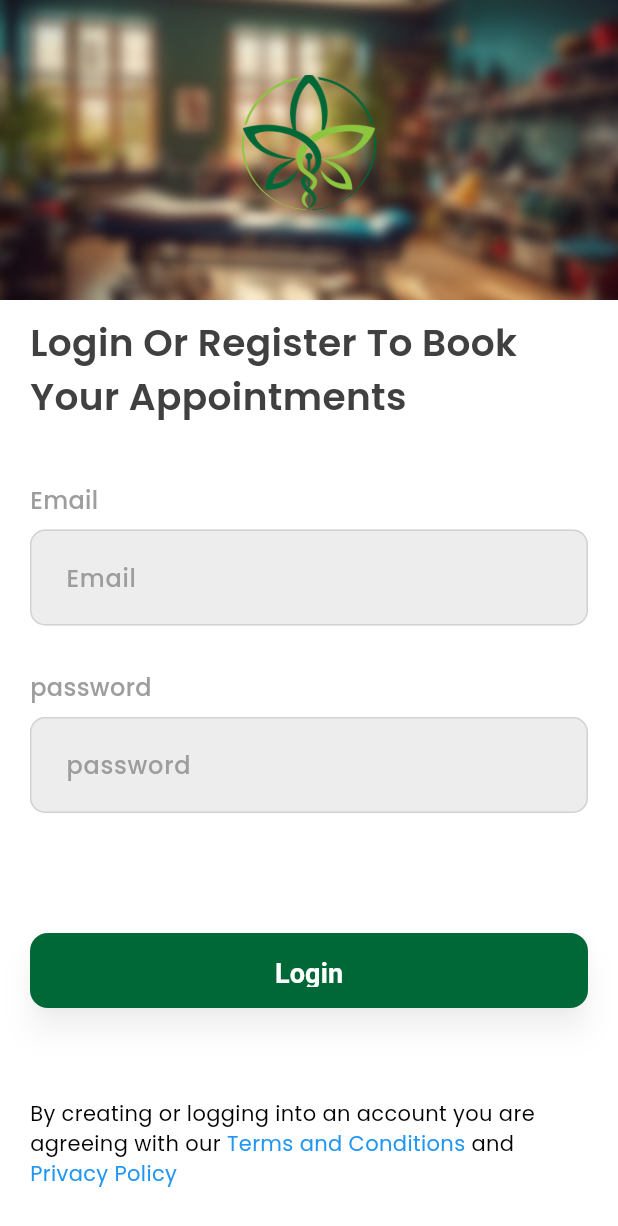
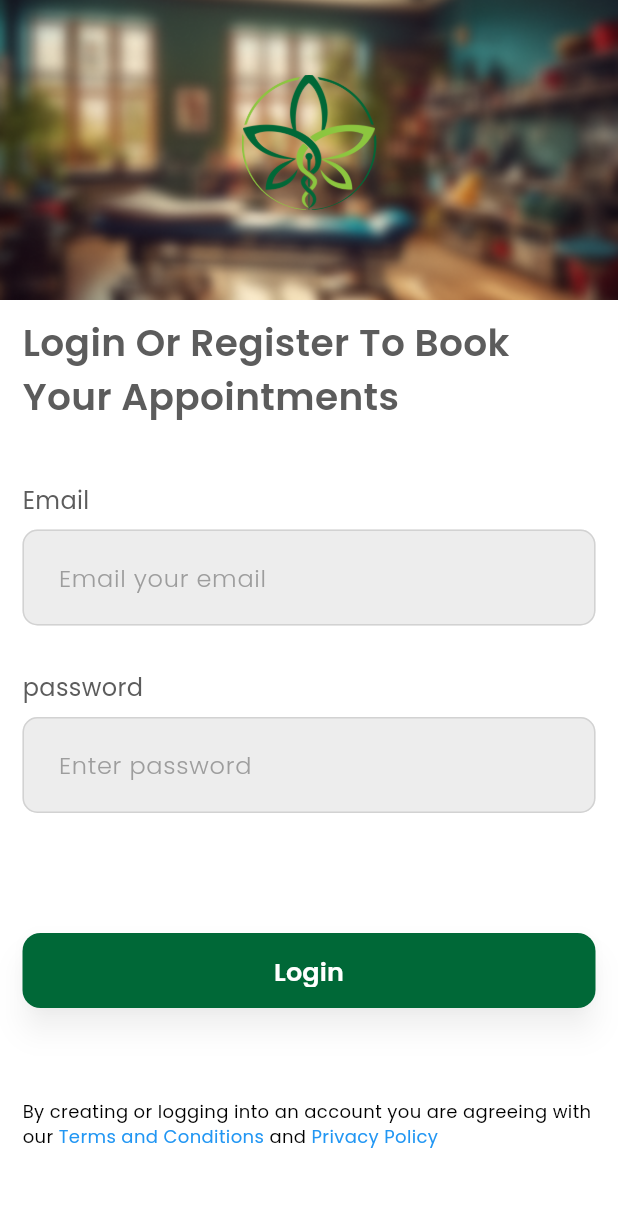
Before and after one commit to adnanpanakkad/Ayur_Care, a Flutter app: the screen it shows after launch, on a phone screen of 412 x 824 dp. Shown: the top 1226 px of the screen. Run offline on Flutter 3.47's test engine with Material 3 defaults, Android fonts, the phone set to English and light mode, and no system bars; our stand-ins replace dio, flutter_secure_storage, google_fonts, pdf, printing.

```diff
--- a/lib/controller/register_controller.dart
+++ b/lib/controller/register_controller.dart
@@ -34,4 +34,5 @@ class RegisterController with ChangeNotifier {
       return null;
     }
   }
+
 }
--- a/lib/screens/booking_detail_screen.dart
+++ b/lib/screens/booking_detail_screen.dart
@@ -5,6 +5,7 @@ class BookingDetailScreen extends StatelessWidget {
 
   @override
   Widget build(BuildContext context) {
+
     return Scaffold();
   }
 }
--- a/lib/screens/home_screen.dart
+++ b/lib/screens/home_screen.dart
@@ -67,7 +67,7 @@ class HomeScreen extends StatelessWidget {
                       children: [
                         Text(
                           'Sort by:',
-                          style: CustomTextStyle.buttonTextStyle,
+                          style: CustomTextStyle.containerTextStyle,
                         ),
                         const DropdownButtons(),
                       ],
--- a/lib/screens/login_screen.dart
+++ b/lib/screens/login_screen.dart
@@ -1,4 +1,6 @@
 import 'package:ayur_care/controller/login_controller.dart';
+import 'package:ayur_care/screens/home_screen.dart';
+import 'package:ayur_care/utils/app_colors.dart';
 import 'package:ayur_care/utils/app_text_styles.dart';
 import 'package:ayur_care/widgets/login/custom_buttom.dart';
 import 'package:ayur_care/widgets/login/custom_textfeid.dart';
@@ -20,7 +22,7 @@ class LoginScreen extends StatelessWidget {
             children: [
               const ImageContainer(),
               Padding(
-                padding: const EdgeInsets.symmetric(horizontal: 20.0),
+                padding: const EdgeInsets.symmetric(horizontal: 15.0),
                 child: Column(
                   crossAxisAlignment: CrossAxisAlignment.stretch,
                   children: [
@@ -44,7 +46,7 @@ class LoginScreen extends StatelessWidget {
                               validation: (value) =>
                                   loginController.textFieldValidation(value),
                               controller: loginController.emailController,
-                              hintText: 'Email',
+                              hintText: 'Email your email',
                               labelText: 'Email'),
                           const SizedBox(
                             height: 10,
@@ -54,7 +56,7 @@ class LoginScreen extends StatelessWidget {
                               validation: (value) =>
                                   loginController.validatePassword(value),
                               controller: loginController.passwordController,
-                              hintText: 'password',
+                              hintText: 'Enter password',
                               labelText: 'password'),
                           const SizedBox(height: 70),
 
@@ -62,11 +64,11 @@ class LoginScreen extends StatelessWidget {
                           CustomButton(
                               text: 'Login',
                               onTap: () {
-                                loginController.loginUser(context);
-                                // Navigator.of(context).push(
-                                //   MaterialPageRoute(
-                                //       builder: (context) => const HomeScreen()),
-                                // );
+                                //loginController.loginUser(context);
+                                Navigator.of(context).push(
+                                  MaterialPageRoute(
+                                      builder: (context) => const HomeScreen()),
+                                );
                               }),
                           const SizedBox(height: 60),
                           CustomTextStyle.getDoctorDescription(),
--- a/lib/utils/app_colors.dart
+++ b/lib/utils/app_colors.dart
@@ -3,5 +3,6 @@ import 'package:flutter/material.dart';
 class Appcolor {
   static const Color primaryColor = Colors.white;
   static const Color buttonColor = Color(0xFF006837);
-  static const Color textColor = Color(0xFF404040);
+  static const Color textColor = Color(0xFF5C5C5C);
+  static const Color darkColor = Colors.black;
 }
--- a/lib/utils/app_text_styles.dart
+++ b/lib/utils/app_text_styles.dart
@@ -5,63 +5,71 @@ import 'app_colors.dart';
 
 class CustomTextStyle {
   static final TextStyle buttonTextStyle = GoogleFonts.poppins(
+    color: Appcolor.primaryColor,
     fontSize: 17,
     fontWeight: FontWeight.w600,
   );
 
   static final TextStyle containerTextStyle = GoogleFonts.poppins(
-    color: Colors.black,
-    fontSize: 19,
-    fontWeight: FontWeight.w600,
+    color: Appcolor.textColor,
+    fontSize: 16,
+    fontWeight: FontWeight.w500,
   );
-
+  static final TextStyle containerTittleStyle = GoogleFonts.poppins(
+    color: Appcolor.darkColor,
+    fontSize: 18,
+    fontWeight: FontWeight.w500,
+  );
   static TextStyle highboldTxtStyle = GoogleFonts.poppins(
     fontSize: 25,
     fontWeight: FontWeight.w600,
     color: Appcolor.textColor,
   );
-
-  static final TextStyle swipeTextStyle = GoogleFonts.poppins(
-    fontSize: 17,
-    fontWeight: FontWeight.w600,
-    color: Appcolor.primaryColor,
+  static final TextStyle containersubTittlestyle = GoogleFonts.poppins(
+    color: Appcolor.buttonColor,
+    fontSize: 16,
+    fontWeight: FontWeight.w300,
   );
-
-  static final TextStyle ultraBoldTextstyle = GoogleFonts.poppins(
-    fontSize: 35,
-    fontWeight: FontWeight.bold,
-  );
+  // static final TextStyle ultraBoldTextstyle = GoogleFonts.poppins(
+  //   color: Appcolor.textColor,
+  //   fontSize: 35,
+  //   fontWeight: FontWeight.bold,
+  // );
 
   static final TextStyle textFieldstyle = GoogleFonts.poppins(
     color: const Color.fromARGB(255, 157, 157, 157),
     fontSize: 16,
-    fontWeight: FontWeight.w500,
+    fontWeight: FontWeight.w300,
   );
 
   static final TextStyle textFieldlabelstyle = GoogleFonts.poppins(
-    color: const Color(0xFF404040),
+    color: Appcolor.textColor,
     fontSize: 16,
-    fontWeight: FontWeight.w500,
+    fontWeight: FontWeight.w400,
   );
 
   static Widget getDoctorDescription() {
     return Text.rich(
+      maxLines: 2,
       TextSpan(
-        text:
-            'By creating or logging into an account you are agreeing with our ',
-        style: GoogleFonts.poppins(color: Colors.black), // Default text style
+        text: 'By creating or logging into an account you are agreeing',
+        style: GoogleFonts.poppins(color: Colors.black, fontSize: 12),
         children: <TextSpan>[
           TextSpan(
-            text: 'Terms and Conditions', // Highlighted text
-            style: GoogleFonts.poppins(color: Colors.blue),
+            text: ' with our ',
+            style: GoogleFonts.poppins(color: Colors.black, fontSize: 12),
+          ),
+          TextSpan(
+            text: 'Terms and Conditions',
+            style: GoogleFonts.poppins(color: Colors.blue, fontSize: 12),
           ),
           TextSpan(
             text: ' and ',
-            style: GoogleFonts.poppins(color: Colors.black),
+            style: GoogleFonts.poppins(color: Colors.black, fontSize: 12),
           ),
           TextSpan(
             text: 'Privacy Policy',
-            style: GoogleFonts.poppins(color: Colors.blue),
+            style: GoogleFonts.poppins(color: Colors.blue, fontSize: 12),
           ),
         ],
       ),
--- a/lib/widgets/login/custom_buttom.dart
+++ b/lib/widgets/login/custom_buttom.dart
@@ -1,4 +1,5 @@
 import 'package:ayur_care/utils/app_colors.dart';
+import 'package:ayur_care/utils/app_text_styles.dart';
 import 'package:flutter/material.dart';
 
 class CustomButton extends StatelessWidget {
@@ -27,14 +28,7 @@ class CustomButton extends StatelessWidget {
           shadowColor: Colors.black.withOpacity(0.3),
           elevation: 8,
         ),
-        child: Text(
-          text,
-          style: const TextStyle(
-            fontSize: 18.0,
-            fontWeight: FontWeight.bold,
-            color: Colors.white,
-          ),
-        ),
+        child: Text(text, style: CustomTextStyle.buttonTextStyle),
       ),
     );
   }
--- a/lib/widgets/login/custom_textfeid.dart
+++ b/lib/widgets/login/custom_textfeid.dart
@@ -32,7 +32,7 @@ class CustomTextfield extends StatelessWidget {
       child: Column(
         crossAxisAlignment: CrossAxisAlignment.start,
         children: [
-          Text(labelText, style: CustomTextStyle.textFieldstyle),
+          Text(labelText, style: CustomTextStyle.textFieldlabelstyle),
           const SizedBox(height: 8.0),
 
           // TextFormField
--- a/lib/widgets/register/treatment_picker.dart
+++ b/lib/widgets/register/treatment_picker.dart
@@ -30,7 +30,7 @@ class TreatmentPicker extends StatelessWidget {
                 Row(
                   children: [
                     Padding(
-                      padding: const EdgeInsets.only(left: 15),
+                      padding: const EdgeInsets.only(left: 10),
                       child: Text('1. Couple Combo package i...',
                           style: CustomTextStyle.containerTextStyle),
                     ),
--- a/pubspec.yaml
+++ b/pubspec.yaml
@@ -40,6 +40,8 @@ dependencies:
   dio: ^5.7.0
   flutter_secure_storage: ^9.2.2
   google_fonts: ^6.2.1
+  pdf: ^3.11.1
+  printing: ^5.13.4
 
 dev_dependencies:
   flutter_test:
```
Also changed, not shown: lib/controller/pdf_controller.dart (added, +90 -0 lines), lib/screens/register_screen.dart (+6 -2 lines), lib/widgets/home/homecard.dart (+13 -18 lines), pubspec.lock, 5 other files.
